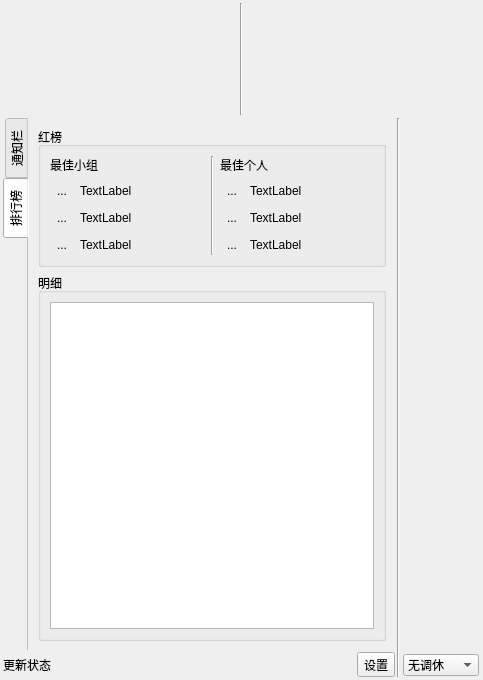
Before: the Qt Designer form ui/mainwindow.ui in Return-Log/Education-Clock, drawn with Qt 5.
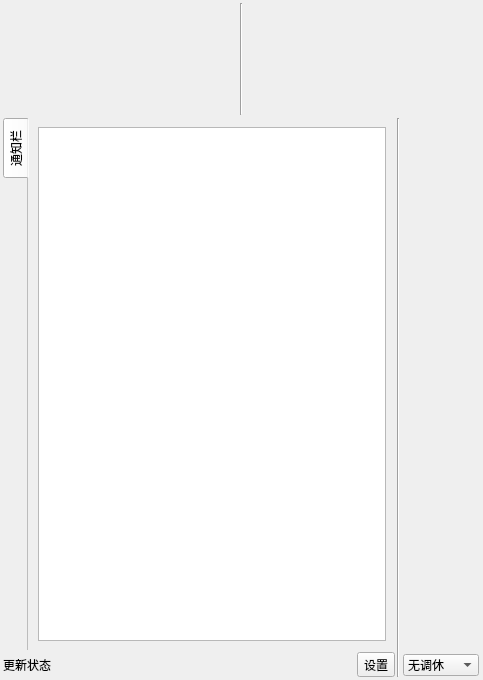
After: the same form once the commit is applied. The open tabs and pages were chosen to show the change. Icons and pictures are not drawn.

What changed in the file:
```diff
--- a/ui/mainwindow.ui
+++ b/ui/mainwindow.ui
@@ -195,191 +195,6 @@
             </item>
            </layout>
           </widget>
-          <widget class="QWidget" name="tabWidgetPage2">
-           <attribute name="title">
-            <string>排行榜</string>
-           </attribute>
-           <layout class="QGridLayout" name="gridLayout_3">
-            <item row="0" column="0">
-             <widget class="QGroupBox" name="groupBox">
-              <property name="title">
-               <string>红榜</string>
-              </property>
-              <layout class="QGridLayout" name="gridLayout_4">
-               <item row="1" column="4">
-                <widget class="QLabel" name="label_11">
-                 <property name="text">
-                  <string>TextLabel</string>
-                 </property>
-                </widget>
-               </item>
-               <item row="2" column="1">
-                <widget class="QLabel" name="label_9">
-                 <property name="text">
-                  <string>TextLabel</string>
-                 </property>
-                </widget>
-               </item>
-               <item row="3" column="4">
-                <widget class="QLabel" name="label_13">
-                 <property name="text">
-                  <string>TextLabel</string>
-                 </property>
-                </widget>
-               </item>
-               <item row="0" column="2" rowspan="4">
-                <widget class="Line" name="line_3">
-                 <property name="orientation">
-                  <enum>Qt::Vertical</enum>
-                 </property>
-                </widget>
-               </item>
-               <item row="1" column="1">
-                <widget class="QLabel" name="label_8">
-                 <property name="text">
-                  <string>TextLabel</string>
-                 </property>
-                </widget>
-               </item>
-               <item row="1" column="0">
-                <widget class="QToolButton" name="toolButton_2">
-                 <property name="text">
-                  <string>...</string>
-                 </property>
-                 <property name="icon">
-                  <iconset>
-                   <normaloff>../icon/diyiming.png</normaloff>../icon/diyiming.png</iconset>
-                 </property>
-                 <property name="autoRepeat">
-                  <bool>false</bool>
-                 </property>
-                 <property name="autoExclusive">
-                  <bool>false</bool>
-                 </property>
-                 <property name="autoRaise">
-                  <bool>true</bool>
-                 </property>
-                </widget>
-               </item>
-               <item row="2" column="4">
-                <widget class="QLabel" name="label_12">
-                 <property name="text">
-                  <string>TextLabel</string>
-                 </property>
-                </widget>
-               </item>
-               <item row="3" column="0">
-                <widget class="QToolButton" name="toolButton_5">
-                 <property name="text">
-                  <string>...</string>
-                 </property>
-                 <property name="icon">
-                  <iconset>
-                   <normaloff>../icon/disanming.png</normaloff>../icon/disanming.png</iconset>
-                 </property>
-                 <property name="autoRaise">
-                  <bool>true</bool>
-                 </property>
-                </widget>
-               </item>
-               <item row="2" column="0">
-                <widget class="QToolButton" name="toolButton_4">
-                 <property name="text">
-                  <string>...</string>
-                 </property>
-                 <property name="icon">
-                  <iconset>
-                   <normaloff>../icon/dierming.png</normaloff>../icon/dierming.png</iconset>
-                 </property>
-                 <property name="autoRaise">
-                  <bool>true</bool>
-                 </property>
-                </widget>
-               </item>
-               <item row="3" column="1">
-                <widget class="QLabel" name="label_10">
-                 <property name="text">
-                  <string>TextLabel</string>
-                 </property>
-                </widget>
-               </item>
-               <item row="0" column="0" colspan="2">
-                <widget class="QLabel" name="label_2">
-                 <property name="text">
-                  <string>最佳小组</string>
-                 </property>
-                </widget>
-               </item>
-               <item row="1" column="3">
-                <widget class="QToolButton" name="toolButton_6">
-                 <property name="text">
-                  <string>...</string>
-                 </property>
-                 <property name="icon">
-                  <iconset>
-                   <normaloff>../icon/diyiming.png</normaloff>../icon/diyiming.png</iconset>
-                 </property>
-                 <property name="autoRaise">
-                  <bool>true</bool>
-                 </property>
-                </widget>
-               </item>
-               <item row="0" column="3" colspan="2">
-                <widget class="QLabel" name="label_7">
-                 <property name="text">
-                  <string>最佳个人</string>
-                 </property>
-                </widget>
-               </item>
-               <item row="2" column="3">
-                <widget class="QToolButton" name="toolButton_7">
-                 <property name="text">
-                  <string>...</string>
-                 </property>
-                 <property name="icon">
-                  <iconset>
-                   <normaloff>../icon/dierming.png</normaloff>../icon/dierming.png</iconset>
-                 </property>
-                 <property name="autoRaise">
-                  <bool>true</bool>
-                 </property>
-                </widget>
-               </item>
-               <item row="3" column="3">
-                <widget class="QToolButton" name="toolButton_8">
-                 <property name="text">
-                  <string>...</string>
-                 </property>
-                 <property name="icon">
-                  <iconset>
-                   <normaloff>../icon/disanming.png</normaloff>../icon/disanming.png</iconset>
-                 </property>
-                 <property name="autoRaise">
-                  <bool>true</bool>
-                 </property>
-                </widget>
-               </item>
-              </layout>
-             </widget>
-            </item>
-            <item row="1" column="0">
-             <widget class="QGroupBox" name="groupBox_3">
-              <property name="title">
-               <string>明细</string>
-              </property>
-              <layout class="QGridLayout" name="gridLayout_6">
-               <item row="0" column="0">
-                <widget class="QTableWidget" name="tableWidget">
-                 <attribute name="verticalHeaderVisible">
-                  <bool>false</bool>
-                 </attribute>
-                </widget>
-               </item>
-              </layout>
-             </widget>
-            </item>
-           </layout>
-          </widget>
          </widget>
         </item>
         <item>
```
Left out of the diff: 23 changed lines with no effect on the pictures.
